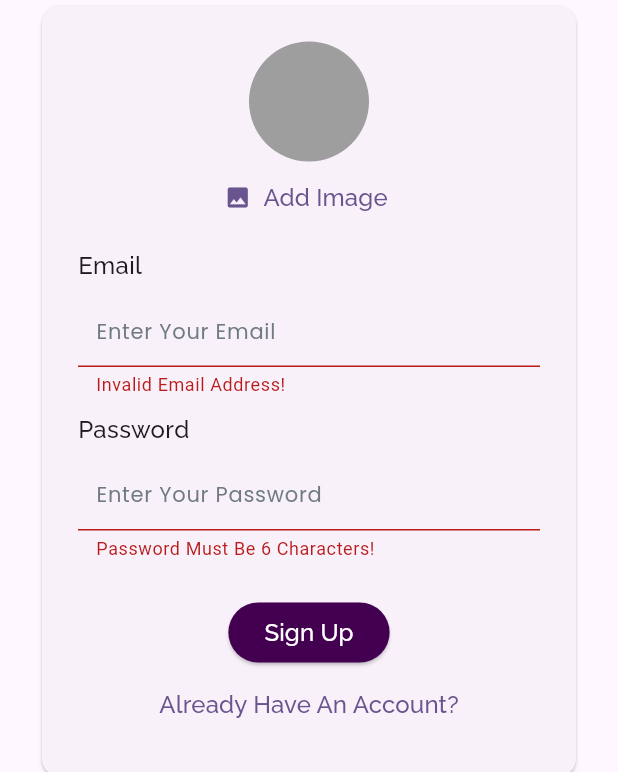
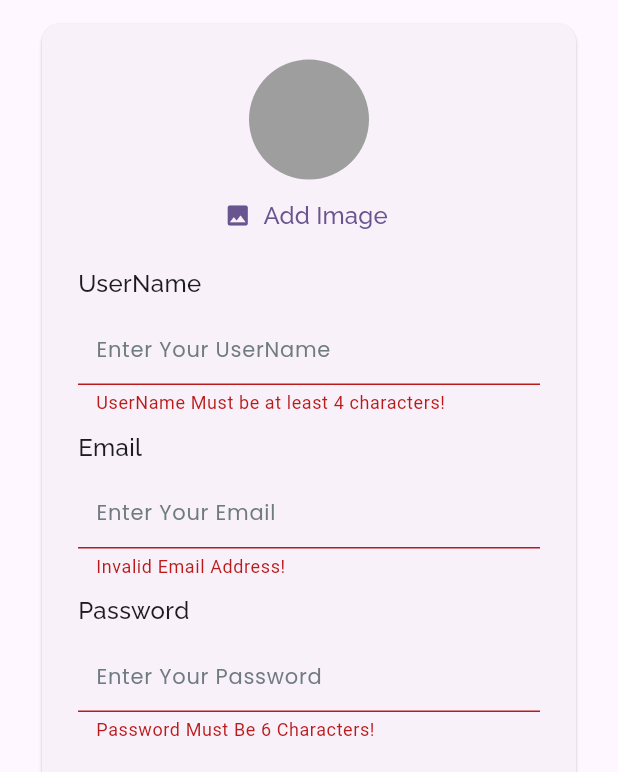
Before and after one commit to Rwan00/chat_app, a Flutter app: the screen it shows after launch, after a tap on "Login", after a tap on "Create Account", after a tap on "Sign Up", on a phone screen of 412 x 824 dp, the part 464-1236 px from its top. Run offline on Flutter 3.47's test engine with Material 3 defaults, Android fonts, the phone set to English and light mode, and no system bars; our stand-ins replace cloud_firestore, firebase_auth, firebase_core, firebase_storage, google_fonts, image_picker; accounts and stored records are empty.

```diff
--- a/lib/screens/auth.dart
+++ b/lib/screens/auth.dart
@@ -3,6 +3,7 @@ import 'dart:io';
 
 import 'package:chat_app/theme/fonts.dart';
 import 'package:chat_app/widgets/user_image.dart';
+import 'package:cloud_firestore/cloud_firestore.dart';
 import 'package:firebase_auth/firebase_auth.dart';
 import 'package:firebase_storage/firebase_storage.dart';
 import 'package:flutter/material.dart';
@@ -21,6 +22,7 @@ class AuthScreen extends StatefulWidget {
 class _AuthScreenState extends State<AuthScreen> {
   final GlobalKey<FormState> _formKey = GlobalKey<FormState>();
   bool _isLogin = true;
+  var _enteredUserName = "";
   var _enteredEmail = "";
   var _enteredPassword = "";
   File? _selectedImage;
@@ -43,6 +45,7 @@ class _AuthScreenState extends State<AuthScreen> {
       } else {
         final UserCredential userCredential =
             await _firebase.createUserWithEmailAndPassword(
+
           email: _enteredEmail,
           password: _enteredPassword,
         );
@@ -53,6 +56,15 @@ class _AuthScreenState extends State<AuthScreen> {
         await storageRef.putFile(_selectedImage!);
         final imgUrl = await storageRef.getDownloadURL();
         log(imgUrl);
+
+       await FirebaseFirestore.instance
+            .collection("users")
+            .doc(userCredential.user!.uid)
+            .set({
+          "userName": _enteredUserName,
+          "email": _enteredEmail,
+          "image_url": imgUrl,
+        });
       }
     } on FirebaseAuthException catch (e) {
       ScaffoldMessenger.of(context).clearSnackBars();
@@ -84,7 +96,7 @@ class _AuthScreenState extends State<AuthScreen> {
               child: Image.asset("assets/logo.jpg"),
             ),
             Padding(
-              padding: const EdgeInsets.symmetric(horizontal: 24.0),
+              padding: const EdgeInsets.symmetric(horizontal: 24.0,vertical: 12),
               child: Card(
                 child: Padding(
                   padding: const EdgeInsets.all(24.0),
@@ -96,6 +108,21 @@ class _AuthScreenState extends State<AuthScreen> {
                           UserImagePicker(
                             onPickImage: (File pickedImage) {
                               _selectedImage = pickedImage;
+                            },
+                          ),
+                          if(!_isLogin)
+                        InputField(
+                          hint: "Enter Your UserName",
+                          title: 'UserName',
+                          textType: TextInputType.emailAddress,
+                          onSaved: (value) => _enteredUserName = value!,
+                          validator: (value) {
+                            if (value == null ||
+                                value.trim().length<4 ) {
+                              return "UserName Must be at least 4 characters!";
+                            } else {
+                              return null;
+                            }
                           },
                         ),
                         InputField(
@@ -129,9 +156,8 @@ class _AuthScreenState extends State<AuthScreen> {
                         const SizedBox(
                           height: 24,
                         ),
-                        if(_isUploading)
-                        const CircularProgressIndicator(),
-                        if(!_isUploading)
+                        if (_isUploading) const CircularProgressIndicator(),
+                        if (!_isUploading)
                           ElevatedButton(
                             onPressed: _submit,
                             style: ButtonStyle(
--- a/pubspec.yaml
+++ b/pubspec.yaml
@@ -40,6 +40,7 @@ dependencies:
   firebase_auth: ^4.17.8
   firebase_storage: ^11.6.9
   image_picker: ^1.0.7
+  cloud_firestore: ^4.15.8
 
 dev_dependencies:
   flutter_test:
```
Also changed, not shown: pubspec.lock, 4 other files. Lines whose indentation alone changed are shown as unchanged.
